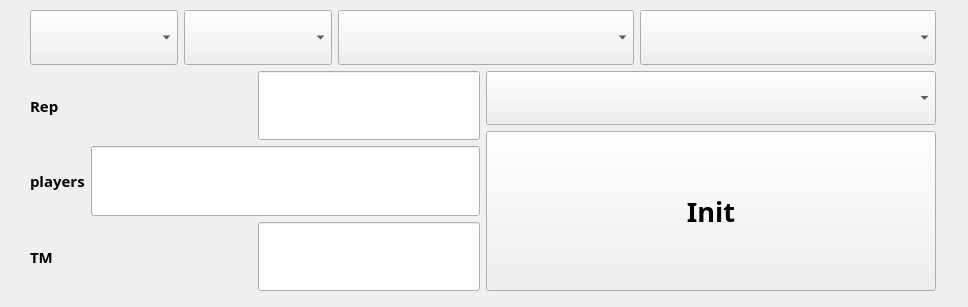
The window that ffbe_widget.ui (HyuntaMansei/ffbe) describes before a commit, drawn with Qt 5.
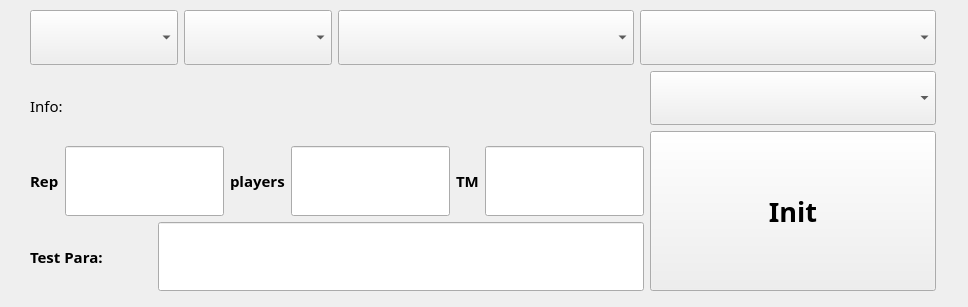
The same window after the commit.

The edit to the form file:
```diff
--- a/ffbe_widget.ui
+++ b/ffbe_widget.ui
@@ -147,6 +147,17 @@
         <item>
          <layout class="QHBoxLayout" name="horizontalLayout_10">
           <item>
+           <widget class="QLabel" name="label_4">
+            <property name="text">
+             <string>Info:</string>
+            </property>
+           </widget>
+          </item>
+         </layout>
+        </item>
+        <item>
+         <layout class="QHBoxLayout" name="horizontalLayout_9" stretch="0,0,0,0,0,0">
+          <item>
            <widget class="QLabel" name="label">
             <property name="sizePolicy">
              <sizepolicy hsizetype="Expanding" vsizetype="Expanding">
@@ -206,10 +217,6 @@
             </property>
            </widget>
           </item>
-         </layout>
-        </item>
-        <item>
-         <layout class="QHBoxLayout" name="horizontalLayout_9" stretch="0,1">
           <item>
            <widget class="QLabel" name="label_2">
             <property name="sizePolicy">
@@ -270,10 +277,6 @@
             </property>
            </widget>
           </item>
-         </layout>
-        </item>
-        <item>
-         <layout class="QHBoxLayout" name="horizontalLayout_11">
           <item>
            <widget class="QLabel" name="label_3">
             <property name="sizePolicy">
@@ -336,6 +339,70 @@
           </item>
          </layout>
         </item>
+        <item>
+         <layout class="QHBoxLayout" name="horizontalLayout_11" stretch="1,4">
+          <item>
+           <widget class="QLabel" name="label_5">
+            <property name="sizePolicy">
+             <sizepolicy hsizetype="Expanding" vsizetype="Expanding">
+              <horstretch>0</horstretch>
+              <verstretch>1</verstretch>
+             </sizepolicy>
+            </property>
+            <property name="maximumSize">
+             <size>
+              <width>16777215</width>
+              <height>16777215</height>
+             </size>
+            </property>
+            <property name="font">
+             <font>
+              <family>새굴림</family>
+              <pointsize>11</pointsize>
+              <weight>75</weight>
+              <bold>true</bold>
+             </font>
+            </property>
+            <property name="locale">
+             <locale language="English" country="UnitedStates"/>
+            </property>
+            <property name="text">
+             <string>Test Para:</string>
+            </property>
+           </widget>
+          </item>
+          <item>
+           <widget class="QLineEdit" name="le_test_para">
+            <property name="sizePolicy">
+             <sizepolicy hsizetype="Expanding" vsizetype="Expanding">
+              <horstretch>0</horstretch>
+              <verstretch>1</verstretch>
+             </sizepolicy>
+            </property>
+            <property name="maximumSize">
+             <size>
+              <width>16777215</width>
+              <height>16777215</height>
+             </size>
+            </property>
+            <property name="font">
+             <font>
+              <family>새굴림</family>
+              <pointsize>12</pointsize>
+              <weight>75</weight>
+              <bold>true</bold>
+             </font>
+            </property>
+            <property name="locale">
+             <locale language="English" country="UnitedStates"/>
+            </property>
+            <property name="alignment">
+             <set>Qt::AlignCenter</set>
+            </property>
+           </widget>
+          </item>
+         </layout>
+        </item>
        </layout>
       </item>
       <item>
```
Left out of the diff: 22 changed lines with no effect on the pictures.
